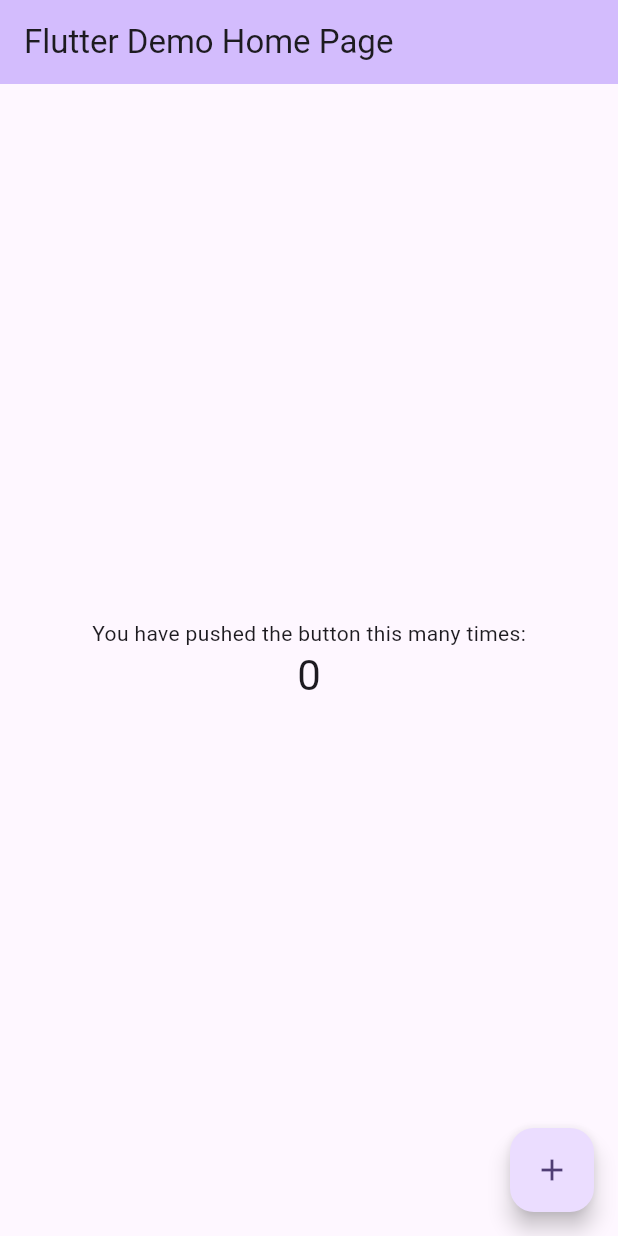
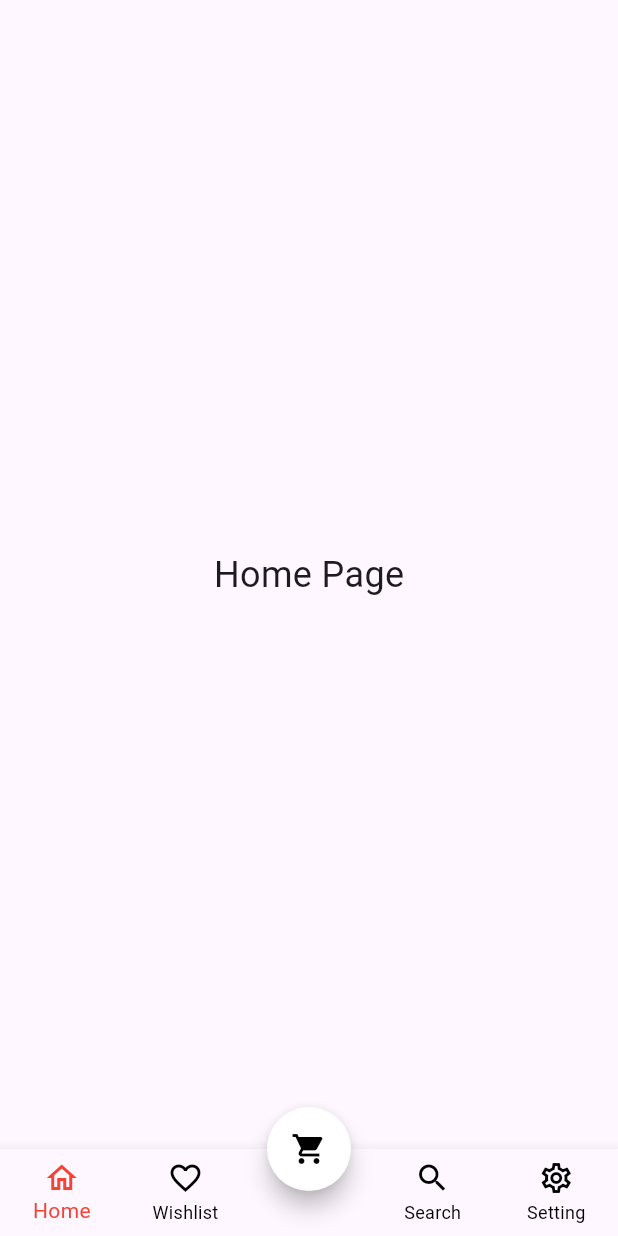
Before and after one commit to MinaVictor1/Ecommerce, a Flutter app: the screen it shows after launch, on a phone screen of 412 x 824 dp. Run offline on Flutter 3.47's test engine with Material 3 defaults, Android fonts, the phone set to English and light mode, and no system bars; our stand-ins replace go_router.

Commit message:
added bottom navigation button for the app

```diff
--- a/lib/core/routing/app_router.dart
+++ b/lib/core/routing/app_router.dart
@@ -1,13 +1,14 @@
+import 'package:ecommerce/features/bottomnavigationbar/bottom_navigation_bar.dart';
 import 'package:go_router/go_router.dart';
 
 abstract class Approute {
   static final router = GoRouter(
     routes: [
       //initial route
-      // GoRoute(
-      //   path: '/',
-      //   builder: (context, state) => const SplashScreen(),
-      // ),
+      GoRoute(
+        path: '/',
+        builder: (context, state) => const BottomNavigationBarScreen(),
+      ),
 
       //navigate to home page
       // GoRoute(
--- /dev/null
+++ b/lib/features/bottomnavigationbar/bottom_navigation_bar.dart
@@ -0,0 +1,127 @@
+import 'package:flutter/material.dart';
+
+class BottomNavigationBarScreen extends StatefulWidget {
+  const BottomNavigationBarScreen({super.key});
+
+  @override
+  State<BottomNavigationBarScreen> createState() =>
+      _BottomNavigationBarScreenState();
+}
+
+class _BottomNavigationBarScreenState extends State<BottomNavigationBarScreen> {
+  int _selectedIndex = 0;
+  final List<Widget> _pages = [
+    const HomePage(),
+    const FavoritesPage(),
+    const CartPage(),
+    const SearchPage(),
+    const ProfilePage(),
+  ];
+
+  void _onItemTapped(int index) {
+    setState(() {
+      _selectedIndex = index;
+    });
+  }
+
+  @override
+  Widget build(BuildContext context) {
+    return Scaffold(
+      body: _pages[_selectedIndex],
+      bottomNavigationBar: BottomNavigationBar(
+        type: BottomNavigationBarType.fixed,
+        currentIndex: _selectedIndex,
+        selectedItemColor: Colors.red,
+        unselectedItemColor: Colors.black,
+        onTap: _onItemTapped,
+        items: const [
+          BottomNavigationBarItem(
+            icon: Icon(Icons.home_outlined),
+            label: 'Home',
+          ),
+          BottomNavigationBarItem(
+            icon: Icon(Icons.favorite_border),
+            label: 'Wishlist',
+          ),
+          BottomNavigationBarItem(
+            icon: Icon(
+              Icons.shopping_cart,
+              size: 0.0,
+            ),
+            label: '',
+          ),
+          BottomNavigationBarItem(
+            icon: Icon(Icons.search),
+            label: 'Search',
+          ),
+          BottomNavigationBarItem(
+            icon: Icon(Icons.settings_outlined),
+            label: 'Setting',
+          ),
+        ],
+      ),
+      floatingActionButton: FloatingActionButton(
+        onPressed: () {},
+        backgroundColor: Colors.white,
+        shape: const CircleBorder(),
+        child: const Icon(Icons.shopping_cart, color: Colors.black),
+      ),
+      floatingActionButtonLocation: FloatingActionButtonLocation.centerDocked,
+    );
+  }
+}
+
+class HomePage extends StatelessWidget {
+  const HomePage({super.key});
+
+  @override
+  Widget build(BuildContext context) {
+    return const Center(
+      child: Text('Home Page', style: TextStyle(fontSize: 24)),
+    );
+  }
+}
+
+class SearchPage extends StatelessWidget {
+  const SearchPage({super.key});
+
+  @override
+  Widget build(BuildContext context) {
+    return const Center(
+      child: Text('Search Page', style: TextStyle(fontSize: 24)),
+    );
+  }
+}
+
+class FavoritesPage extends StatelessWidget {
+  const FavoritesPage({super.key});
+
+  @override
+  Widget build(BuildContext context) {
+    return const Center(
+      child: Text('Favorites Page', style: TextStyle(fontSize: 24)),
+    );
+  }
+}
+
+class ProfilePage extends StatelessWidget {
+  const ProfilePage({super.key});
+
+  @override
+  Widget build(BuildContext context) {
+    return const Center(
+      child: Text('Profile Page', style: TextStyle(fontSize: 24)),
+    );
+  }
+}
+
+class CartPage extends StatelessWidget {
+  const CartPage({super.key});
+
+  @override
+  Widget build(BuildContext context) {
+    return const Center(
+      child: Text('Profile Page', style: TextStyle(fontSize: 24)),
+    );
+  }
+}
--- a/lib/main.dart
+++ b/lib/main.dart
@@ -1,125 +1,6 @@
+import 'package:ecommerce/stylish.dart';
 import 'package:flutter/material.dart';
 
 void main() {
-  runApp(const MyApp());
+  runApp(const Stylish());
 }
-
-class MyApp extends StatelessWidget {
-  const MyApp({super.key});
-
-  // This widget is the root of your application.
-  @override
-  Widget build(BuildContext context) {
-    return MaterialApp(
-      title: 'Flutter Demo',
-      theme: ThemeData(
-        // This is the theme of your application.
-        //
-        // TRY THIS: Try running your application with "flutter run". You'll see
-        // the application has a purple toolbar. Then, without quitting the app,
-        // try changing the seedColor in the colorScheme below to Colors.green
-        // and then invoke "hot reload" (save your changes or press the "hot
-        // reload" button in a Flutter-supported IDE, or press "r" if you used
-        // the command line to start the app).
-        //
-        // Notice that the counter didn't reset back to zero; the application
-        // state is not lost during the reload. To reset the state, use hot
-        // restart instead.
-        //
-        // This works for code too, not just values: Most code changes can be
-        // tested with just a hot reload.
-        colorScheme: ColorScheme.fromSeed(seedColor: Colors.deepPurple),
-        useMaterial3: true,
-      ),
-      home: const MyHomePage(title: 'Flutter Demo Home Page'),
-    );
-  }
-}
-
-class MyHomePage extends StatefulWidget {
-  const MyHomePage({super.key, required this.title});
-
-  // This widget is the home page of your application. It is stateful, meaning
-  // that it has a State object (defined below) that contains fields that affect
-  // how it looks.
-
-  // This class is the configuration for the state. It holds the values (in this
-  // case the title) provided by the parent (in this case the App widget) and
-  // used by the build method of the State. Fields in a Widget subclass are
-  // always marked "final".
-
-  final String title;
-
-  @override
-  State<MyHomePage> createState() => _MyHomePageState();
-}
-
-class _MyHomePageState extends State<MyHomePage> {
-  int _counter = 0;
-
-  void _incrementCounter() {
-    setState(() {
-      // This call to setState tells the Flutter framework that something has
-      // changed in this State, which causes it to rerun the build method below
-      // so that the display can reflect the updated values. If we changed
-      // _counter without calling setState(), then the build method would not be
-      // called again, and so nothing would appear to happen.
-      _counter++;
-    });
-  }
-
-  @override
-  Widget build(BuildContext context) {
-    // This method is rerun every time setState is called, for instance as done
-    // by the _incrementCounter method above.
-    //
-    // The Flutter framework has been optimized to make rerunning build methods
-    // fast, so that you can just rebuild anything that needs updating rather
-    // than having to individually change instances of widgets.
-    return Scaffold(
-      appBar: AppBar(
-        // TRY THIS: Try changing the color here to a specific color (to
-        // Colors.amber, perhaps?) and trigger a hot reload to see the AppBar
-        // change color while the other colors stay the same.
-        backgroundColor: Theme.of(context).colorScheme.inversePrimary,
-        // Here we take the value from the MyHomePage object that was created by
-        // the App.build method, and use it to set our appbar title.
-        title: Text(widget.title),
-      ),
-      body: Center(
-        // Center is a layout widget. It takes a single child and positions it
-        // in the middle of the parent.
-        child: Column(
-          // Column is also a layout widget. It takes a list of children and
-          // arranges them vertically. By default, it sizes itself to fit its
-          // children horizontally, and tries to be as tall as its parent.
-          //
-          // Column has various properties to control how it sizes itself and
-          // how it positions its children. Here we use mainAxisAlignment to
-          // center the children vertically; the main axis here is the vertical
-          // axis because Columns are vertical (the cross axis would be
-          // horizontal).
-          //
-          // TRY THIS: Invoke "debug painting" (choose the "Toggle Debug Paint"
-          // action in the IDE, or press "p" in the console), to see the
-          // wireframe for each widget.
-          mainAxisAlignment: MainAxisAlignment.center,
-          children: <Widget>[
-            const Text(
-              'You have pushed the button this many times:',
-            ),
-            Text(
-              '$_counter',
-              style: Theme.of(context).textTheme.headlineMedium,
-            ),
-          ],
-        ),
-      ),
-      floatingActionButton: FloatingActionButton(
-        onPressed: _incrementCounter,
-        tooltip: 'Increment',
-        child: const Icon(Icons.add),
-      ), // This trailing comma makes auto-formatting nicer for build methods.
-    );
-  }
-}
--- /dev/null
+++ b/lib/stylish.dart
@@ -0,0 +1,20 @@
+import 'package:ecommerce/core/routing/app_router.dart';
+import 'package:flutter/material.dart';
+
+class Stylish extends StatelessWidget {
+  const Stylish({
+    super.key,
+  });
+
+  @override
+  Widget build(BuildContext context) {
+    return MaterialApp.router(
+      title: "Doc App",
+      theme: ThemeData(
+        primarySwatch: Colors.blue,
+      ),
+      routerConfig: Approute.router,
+      debugShowCheckedModeBanner: false,
+    );
+  }
+}
```
Also changed, not shown: lib/features/bottomnavigationbar/widgets/try.dart (added, +15 -0 lines).
